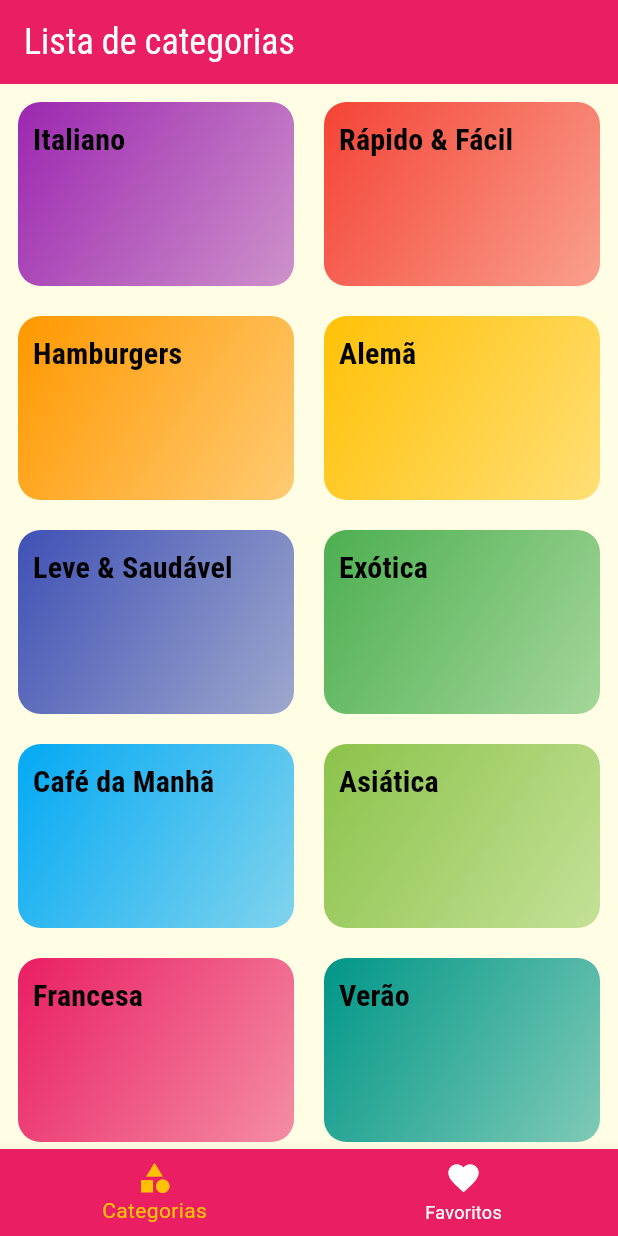
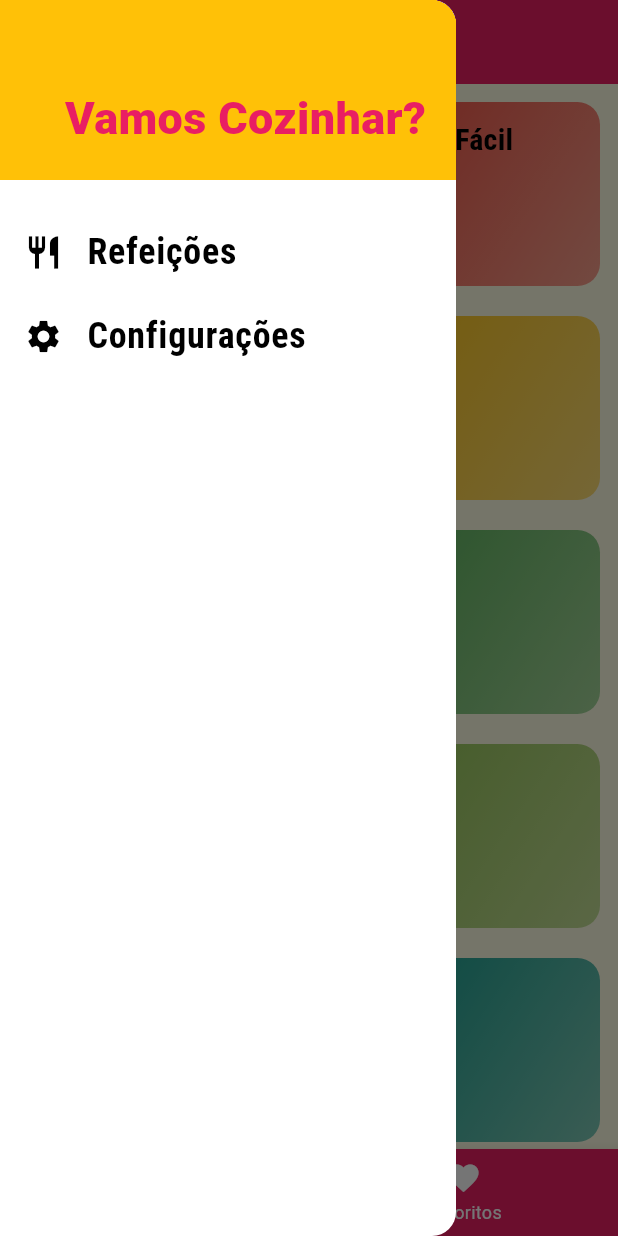
Before and after one commit to luisgs7/meals, a Flutter app: the screen it shows after launch, with the side drawer open (before the commit the screen has no drawer), on a phone screen of 412 x 824 dp. Run offline on Flutter 3.47's test engine with Material 3 defaults, Android fonts, the phone set to English and light mode, and no system bars.

Commit message:
aula 198

```diff
--- /dev/null
+++ b/lib/components/main_drawer.dart
@@ -0,0 +1,49 @@
+import 'package:flutter/material.dart';
+
+class MainDrawer extends StatelessWidget {
+  const MainDrawer({super.key});
+
+  Widget _createItem(IconData icon, String label) {
+    return ListTile(
+      leading: Icon(
+        icon,
+        size: 26,
+      ),
+      title: Text(
+        label,
+        style: TextStyle(
+            fontFamily: 'RobotoCondensed',
+            fontSize: 24,
+            fontWeight: FontWeight.bold),
+      ),
+      onTap: () {},
+    );
+  }
+
+  @override
+  Widget build(BuildContext context) {
+    return Drawer(
+      child: Column(
+        children: [
+          Container(
+            height: 120,
+            width: double.infinity,
+            padding: EdgeInsets.all(20),
+            color: Theme.of(context).colorScheme.secondary,
+            alignment: Alignment.bottomRight,
+            child: Text(
+              'Vamos Cozinhar?',
+              style: TextStyle(
+                  fontWeight: FontWeight.w900,
+                  fontSize: 30,
+                  color: Theme.of(context).primaryColor),
+            ),
+          ),
+          SizedBox(height: 20),
+          _createItem(Icons.restaurant, 'Refeições'),
+          _createItem(Icons.settings, 'Configurações'),
+        ],
+      ),
+    );
+  }
+}
--- a/lib/screends/tabs_screen.dart
+++ b/lib/screends/tabs_screen.dart
@@ -1,4 +1,5 @@
 import 'package:flutter/material.dart';
+import 'package:meals/components/main_drawer.dart';
 import 'package:meals/screends/categories_screen.dart';
 import 'package:meals/screends/favorite_screen.dart';
 
@@ -30,6 +31,7 @@ class _TabsScreenState extends State<TabsScreen> {
         title: Text(_screens[_selectedScreenIndex]['title'] as String),
       ),
       body: _screens[_selectedScreenIndex]['screen'] as Widget,
+      drawer: MainDrawer(),
       bottomNavigationBar: BottomNavigationBar(
         onTap: _selectScreen,
         backgroundColor: Theme.of(context).colorScheme.primary,
```
